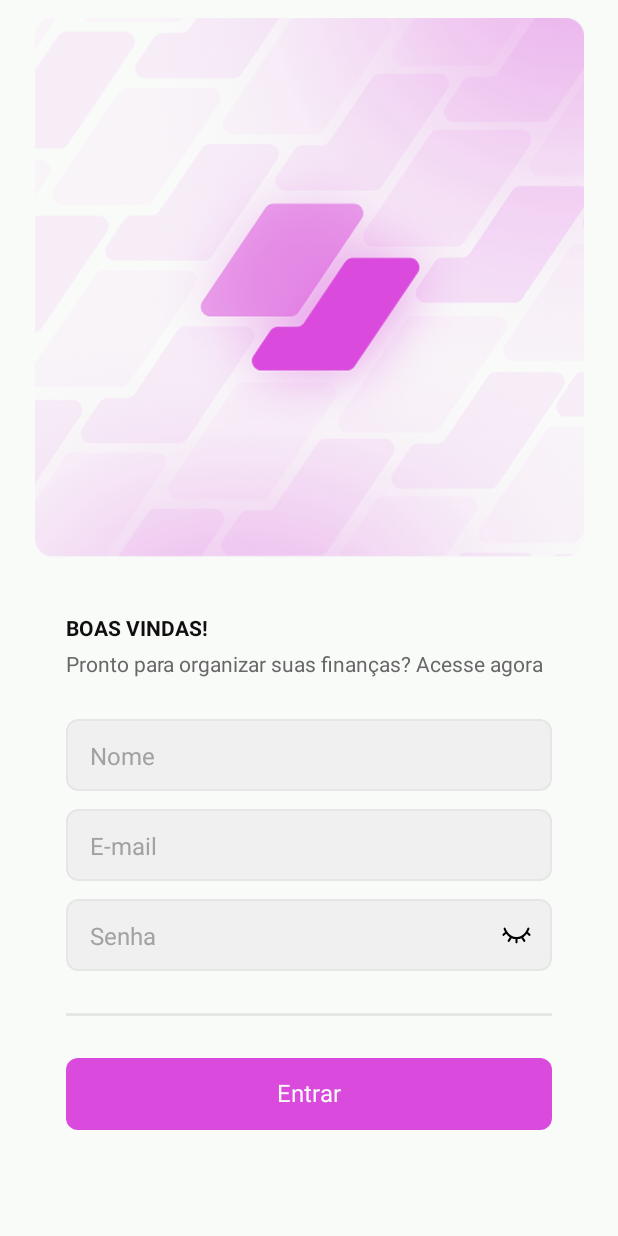
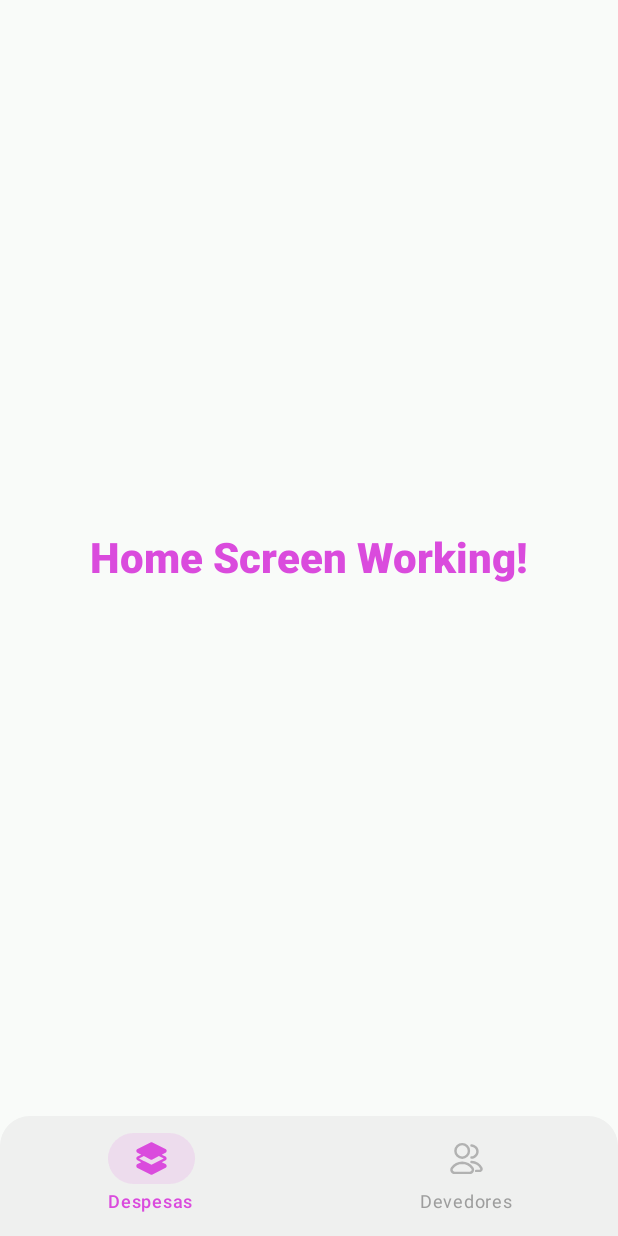
Before and after one commit to Luiz-F3lipe/Finance-Pay, an Android app built with Jetpack Compose: the screen it shows after launch (MainActivity), on a phone screen of 412 x 824 dp. Run offline under Robolectric (Android 15) with nearby library versions, the phone set to English and light mode, and no system bars.

Commit message:
Refactor: apply bottom tabs navigation

```diff
--- /dev/null
+++ b/app/src/main/java/com/luizf3lipe/financepay/screens/debtor/DebtorScreen.kt
@@ -0,0 +1,41 @@
+package com.luizf3lipe.financepay.screens.debtor
+
+import androidx.compose.foundation.background
+import androidx.compose.foundation.layout.Arrangement
+import androidx.compose.foundation.layout.Box
+import androidx.compose.foundation.layout.Column
+import androidx.compose.foundation.layout.fillMaxSize
+import androidx.compose.material3.Text
+import androidx.compose.runtime.Composable
+import androidx.compose.ui.Alignment
+import androidx.compose.ui.Modifier
+import androidx.compose.ui.tooling.preview.Preview
+import com.luizf3lipe.financepay.ui.theme.Gray100
+import com.luizf3lipe.financepay.ui.theme.Gray200
+import com.luizf3lipe.financepay.ui.theme.Primary
+import com.luizf3lipe.financepay.ui.theme.TitleLarge
+
+@Composable
+fun DebtorScreen() {
+    Box(
+        modifier = Modifier.fillMaxSize().background(color = Gray100),
+    ) {
+        Column(
+            modifier = Modifier.fillMaxSize(),
+            verticalArrangement = Arrangement.Center,
+            horizontalAlignment = Alignment.CenterHorizontally,
+        ) {
+            Text(
+                text = "Debtor Screen Working!",
+                style = TitleLarge,
+                color = Primary
+            )
+        }
+    }
+}
+
+@Preview
+@Composable
+private fun DebtorScreenPrev() {
+    DebtorScreen()
+}
--- /dev/null
+++ b/app/src/main/java/com/luizf3lipe/financepay/screens/home/HomeScreen.kt
@@ -0,0 +1,41 @@
+package com.luizf3lipe.financepay.screens.home
+
+import androidx.compose.foundation.background
+import androidx.compose.foundation.layout.Arrangement
+import androidx.compose.foundation.layout.Box
+import androidx.compose.foundation.layout.Column
+import androidx.compose.foundation.layout.fillMaxSize
+import androidx.compose.material3.Text
+import androidx.compose.runtime.Composable
+import androidx.compose.ui.Alignment
+import androidx.compose.ui.Modifier
+import androidx.compose.ui.tooling.preview.Preview
+import com.luizf3lipe.financepay.ui.theme.Gray100
+import com.luizf3lipe.financepay.ui.theme.Gray200
+import com.luizf3lipe.financepay.ui.theme.Primary
+import com.luizf3lipe.financepay.ui.theme.TitleLarge
+
+@Composable
+fun HomeScreen() {
+    Box(
+        modifier = Modifier.fillMaxSize().background(color = Gray100),
+    ) {
+        Column(
+            modifier = Modifier.fillMaxSize(),
+            verticalArrangement = Arrangement.Center,
+            horizontalAlignment = Alignment.CenterHorizontally,
+        ) {
+            Text(
+                text = "Home Screen Working!",
+                style = TitleLarge,
+                color = Primary
+            )
+        }
+    }
+}
+
+@Preview
+@Composable
+private fun HomeScreenPrev() {
+    HomeScreen()
+}
--- a/app/src/main/java/com/luizf3lipe/financepay/screens/login/LoginScreen.kt
+++ b/app/src/main/java/com/luizf3lipe/financepay/screens/login/LoginScreen.kt
@@ -19,12 +19,13 @@ import androidx.compose.runtime.Composable
 import androidx.compose.ui.Alignment
 import androidx.compose.ui.Modifier
 import androidx.compose.ui.res.painterResource
-import androidx.compose.ui.tooling.preview.Preview
 import androidx.compose.ui.unit.dp
+import androidx.navigation.NavController
 import com.luizf3lipe.financepay.R
 import com.luizf3lipe.financepay.components.inputs.InputIconPosition
 import com.luizf3lipe.financepay.components.inputs.InputText
 import com.luizf3lipe.financepay.components.primaryButton.PrimaryButton
+import com.luizf3lipe.financepay.screens.navigation.Screens
 import com.luizf3lipe.financepay.ui.theme.Gray100
 import com.luizf3lipe.financepay.ui.theme.Gray300
 import com.luizf3lipe.financepay.ui.theme.Gray500
@@ -33,7 +34,7 @@ import com.luizf3lipe.financepay.ui.theme.TextSmall
 import com.luizf3lipe.financepay.ui.theme.TitleSmall
 
 @Composable
-fun LoginScreen() {
+fun LoginScreen(navController: NavController) {
     Box(
         modifier = Modifier
             .background(color = Gray100)
@@ -41,7 +42,7 @@ fun LoginScreen() {
             .windowInsetsPadding(WindowInsets.systemBars)
     ) {
         Column(
-            modifier = Modifier.fillMaxSize().padding(12.dp),
+            modifier = Modifier.fillMaxSize().padding(top = 8.dp, bottom = 8.dp, start = 12.dp, end = 12.dp),
             horizontalAlignment = Alignment.CenterHorizontally
         ) {
             Image(
@@ -55,7 +56,7 @@ fun LoginScreen() {
                 modifier = Modifier
                     .fillMaxWidth()
                     .weight(1f)
-                    .padding(top = 40.dp, bottom = 48.dp, start = 32.dp, end = 32.dp),
+                    .padding(top = 40.dp, start = 32.dp, end = 32.dp),
             ) {
                 Text(
                     text = "BOAS VINDAS!",
@@ -88,15 +89,13 @@ fun LoginScreen() {
                 )
                 PrimaryButton(
                     title = "Entrar",
-                    onClick = {}
+                    onClick = {
+                        navController.navigate(Screens.HomeRoot.route) {
+                            popUpTo(Screens.Login.route) { inclusive = true }
+                        }
+                    }
                 )
             }
         }
     }
 }
-
-@Preview
-@Composable
-private fun LoginScreenPrev() {
-    LoginScreen()
-}
--- a/app/src/main/java/com/luizf3lipe/financepay/screens/navigation/AppNavHost.kt
+++ b/app/src/main/java/com/luizf3lipe/financepay/screens/navigation/AppNavHost.kt
@@ -1,19 +1,48 @@
 package com.luizf3lipe.financepay.screens.navigation
 
-import androidx.compose.runtime.Composable
+import androidx.compose.animation.animateColorAsState
+import androidx.compose.animation.core.tween
+import androidx.compose.foundation.Image
+import androidx.compose.foundation.layout.*
+import androidx.compose.foundation.shape.RoundedCornerShape
+import androidx.compose.material3.*
+import androidx.compose.runtime.*
 import androidx.compose.ui.Modifier
+import androidx.compose.ui.draw.clip
+import androidx.compose.ui.graphics.Color
+import androidx.compose.ui.graphics.ColorFilter
+import androidx.compose.ui.res.painterResource
+import androidx.compose.ui.text.font.FontWeight
+import androidx.compose.ui.unit.dp
+import androidx.compose.ui.unit.sp
+import androidx.navigation.NavGraph.Companion.findStartDestination
+import androidx.navigation.NavHostController
 import androidx.navigation.compose.NavHost
 import androidx.navigation.compose.composable
+import androidx.navigation.compose.currentBackStackEntryAsState
 import androidx.navigation.compose.rememberNavController
+import com.luizf3lipe.financepay.screens.debtor.DebtorScreen
+import com.luizf3lipe.financepay.screens.home.HomeScreen
 import com.luizf3lipe.financepay.screens.login.LoginScreen
 import com.luizf3lipe.financepay.screens.splash.SplashScreen
+import com.luizf3lipe.financepay.ui.theme.Gray100
+import com.luizf3lipe.financepay.ui.theme.Gray200
+import com.luizf3lipe.financepay.ui.theme.Primary
+import com.luizf3lipe.financepay.R
+
+// Data class para os itens do bottom nav
+data class BottomNavItem(
+    val route: String,
+    val title: String,
+    val selectedIcon: Int,
+    val unselectedIcon: Int
+)
 
 @Composable
-fun AppNavHost(modifier: Modifier = Modifier) {
-    val navController = rememberNavController()
+fun AppNavHost(navController: NavHostController = rememberNavController()) {
     NavHost(
         navController = navController,
-        startDestination = Screens.Splash.route
+        startDestination = Screens.HomeRoot.route
     ) {
         // Splash Screen
         composable(Screens.Splash.route) {
@@ -21,7 +50,119 @@ fun AppNavHost(modifier: Modifier = Modifier) {
         }
         // Login Screen
         composable(Screens.Login.route) {
-            LoginScreen()
+            LoginScreen(navController)
+        }
+
+        composable(Screens.HomeRoot.route) {
+            ModernBottomNavScaffold()
         }
     }
 }
+
+@Composable
+fun ModernBottomNavScaffold() {
+    val bottomNavController = rememberNavController()
+    val items = listOf(
+        BottomNavItem(
+            route = Screens.Home.route,
+            title = "Despesas",
+            selectedIcon = R.drawable.ic_stack_bold,
+            unselectedIcon = R.drawable.ic_stack
+        ),
+        BottomNavItem(
+            route = Screens.Debtors.route,
+            title = "Devedores",
+            selectedIcon = R.drawable.ic_users,
+            unselectedIcon = R.drawable.ic_users_bold
+        )
+    )
+
+    Scaffold(
+        containerColor = Gray100,
+        bottomBar = {
+            ModernBottomNavigationBar(
+                navController = bottomNavController,
+                items = items
+            )
+        }
+    ) { innerPadding ->
+        NavHost(
+            navController = bottomNavController,
+            startDestination = Screens.Home.route,
+            modifier = Modifier.padding(innerPadding)
+        ) {
+            composable(Screens.Home.route) { HomeScreen() }
+            composable(Screens.Debtors.route) { DebtorScreen() }
+        }
+    }
+}
+
+@Composable
+fun ModernBottomNavigationBar(
+    navController: NavHostController,
+    items: List<BottomNavItem>
+) {
+    val currentRoute = navController.currentBackStackEntryAsState().value?.destination?.route
+
+    NavigationBar(
+        containerColor = Gray200,
+        modifier = Modifier
+            .fillMaxWidth()
+            .clip(RoundedCornerShape(topStart = 20.dp, topEnd = 20.dp)),
+        tonalElevation = 8.dp
+    ) {
+        items.forEach { item ->
+            val isSelected = currentRoute == item.route
+
+            val iconColor by animateColorAsState(
+                targetValue = if (isSelected) Primary else Color.Gray.copy(alpha = 0.6f),
+                animationSpec = tween(300),
+                label = "iconColor"
+            )
+
+            val textColor by animateColorAsState(
+                targetValue = if (isSelected) Primary else Color.Gray.copy(alpha = 0.8f),
+                animationSpec = tween(300),
+                label = "textColor"
+            )
+
+            NavigationBarItem(
+                selected = isSelected,
+                onClick = {
+                    if (currentRoute != item.route) {
+                        navController.navigate(item.route) {
+                            popUpTo(navController.graph.findStartDestination().id) {
+                                saveState = true
+                            }
+                            launchSingleTop = true
+                            restoreState = true
+                        }
+                    }
+                },
+                icon = {
+                    Image(
+                        painter = painterResource(item.selectedIcon),
+                        contentDescription = item.title,
+                        colorFilter = ColorFilter.tint(iconColor),
+                        modifier = Modifier.size(26.dp)
+                    )
+                },
+                label = {
+                    Text(
+                        text = item.title,
+                        color = textColor,
+                        fontSize = 12.sp,
+                        fontWeight = if (isSelected) FontWeight.SemiBold else FontWeight.Normal
+                    )
+                },
+                colors = NavigationBarItemDefaults.colors(
+                    selectedIconColor = Color.Transparent,
+                    unselectedIconColor = Color.Transparent,
+                    selectedTextColor = Color.Transparent,
+                    unselectedTextColor = Color.Transparent,
+                    indicatorColor = Primary.copy(alpha = 0.12f)
+                )
+            )
+        }
+    }
+}
--- a/app/src/main/java/com/luizf3lipe/financepay/screens/navigation/Screens.kt
+++ b/app/src/main/java/com/luizf3lipe/financepay/screens/navigation/Screens.kt
@@ -5,5 +5,6 @@ sealed class Screens(val route: String) {
     object Login : Screens("login")
     object HomeRoot : Screens("homeRoot")
     object Home : Screens("home")
+    object Debtors : Screens("debtors")
     object Reports : Screens("reports")
 }
--- a/app/src/main/java/com/luizf3lipe/financepay/screens/splash/SplashScreen.kt
+++ b/app/src/main/java/com/luizf3lipe/financepay/screens/splash/SplashScreen.kt
@@ -22,13 +22,11 @@ import androidx.compose.runtime.getValue
 import androidx.compose.ui.Alignment
 import androidx.compose.ui.Modifier
 import androidx.compose.ui.res.painterResource
-import androidx.compose.ui.tooling.preview.Preview
 import androidx.compose.ui.unit.dp
 import androidx.navigation.NavController
-import androidx.navigation.compose.rememberNavController
 import com.luizf3lipe.financepay.R
+import com.luizf3lipe.financepay.screens.navigation.Screens
 import com.luizf3lipe.financepay.ui.theme.GradientBlack
-import com.luizf3lipe.financepay.screens.navigation.Screens
 import kotlinx.coroutines.delay
 
 @Composable
@@ -73,9 +71,3 @@ fun AnimatedLogo() {
         modifier = Modifier.offset(y = offsetY.dp)
     )
 }
-
-@Preview
-@Composable
-private fun SplashScreenPrev() {
-    SplashScreen(navController = rememberNavController())
-}
--- /dev/null
+++ b/app/src/main/res/drawable/ic_stack.xml
@@ -0,0 +1,27 @@
+<vector xmlns:android="http://schemas.android.com/apk/res/android"
+    android:width="24dp"
+    android:height="24dp"
+    android:viewportWidth="24"
+    android:viewportHeight="24">
+  <path
+      android:pathData="M20.27,7.796L16.659,9.672L12.268,11.908C12.186,11.954 12.094,11.978 12,11.978C11.906,11.978 11.814,11.954 11.732,11.908L7.341,9.672L3.73,7.796C3.632,7.747 3.549,7.671 3.492,7.577C3.434,7.484 3.404,7.376 3.404,7.266C3.404,7.156 3.434,7.049 3.492,6.955C3.549,6.862 3.632,6.786 3.73,6.736L11.744,2.811C11.823,2.771 11.911,2.75 12,2.75C12.089,2.75 12.177,2.771 12.256,2.811L20.27,6.736C20.368,6.786 20.451,6.862 20.508,6.955C20.566,7.049 20.596,7.156 20.596,7.266C20.596,7.376 20.566,7.484 20.508,7.577C20.451,7.671 20.368,7.747 20.27,7.796Z"
+      android:strokeLineJoin="round"
+      android:strokeWidth="1.5"
+      android:fillColor="#00000000"
+      android:strokeColor="#000000"
+      android:strokeLineCap="round"/>
+  <path
+      android:pathData="M7.341,9.672L3.73,11.396C3.632,11.445 3.55,11.521 3.492,11.614C3.435,11.708 3.404,11.816 3.404,11.925C3.404,12.035 3.435,12.143 3.492,12.236C3.55,12.33 3.632,12.406 3.73,12.455L7.341,14.331L11.732,16.567C11.814,16.613 11.906,16.637 12,16.637C12.094,16.637 12.186,16.613 12.268,16.567L16.659,14.331L20.27,12.455C20.357,12.402 20.429,12.328 20.478,12.239C20.528,12.151 20.554,12.05 20.554,11.949C20.554,11.847 20.528,11.747 20.478,11.658C20.429,11.57 20.357,11.495 20.27,11.442L16.659,9.672"
+      android:strokeLineJoin="round"
+      android:strokeWidth="1.5"
+      android:fillColor="#00000000"
+      android:strokeColor="#000000"
+      android:strokeLineCap="round"/>
+  <path
+      android:pathData="M7.341,14.331L3.73,16.055C3.632,16.104 3.55,16.18 3.492,16.274C3.435,16.367 3.404,16.475 3.404,16.585C3.404,16.695 3.435,16.802 3.492,16.896C3.55,16.989 3.632,17.065 3.73,17.115L11.732,21.18C11.814,21.226 11.906,21.25 12,21.25C12.094,21.25 12.186,21.226 12.268,21.18L20.27,17.115C20.357,17.062 20.429,16.987 20.478,16.899C20.528,16.81 20.554,16.71 20.554,16.608C20.554,16.506 20.528,16.406 20.478,16.318C20.429,16.229 20.357,16.154 20.27,16.101L16.659,14.331"
+      android:strokeLineJoin="round"
+      android:strokeWidth="1.5"
+      android:fillColor="#00000000"
+      android:strokeColor="#000000"
+      android:strokeLineCap="round"/>
+</vector>
--- /dev/null
+++ b/app/src/main/res/drawable/ic_stack_bold.xml
@@ -0,0 +1,9 @@
+<vector xmlns:android="http://schemas.android.com/apk/res/android"
+    android:width="24dp"
+    android:height="24dp"
+    android:viewportWidth="24"
+    android:viewportHeight="24">
+  <path
+      android:pathData="M21.125,12.62C21.236,12.419 21.294,12.194 21.294,11.965C21.294,11.735 21.236,11.51 21.125,11.309C20.992,11.09 20.806,10.908 20.585,10.78L18.305,9.66L20.605,8.48C20.823,8.369 21.007,8.199 21.135,7.99C21.265,7.776 21.335,7.53 21.335,7.28C21.335,7.032 21.265,6.79 21.135,6.58C21.005,6.362 20.814,6.188 20.585,6.08L12.585,2.16C12.401,2.068 12.199,2.02 11.995,2.02C11.79,2.02 11.588,2.068 11.405,2.16L3.405,6.09C3.182,6.204 2.996,6.377 2.865,6.59C2.734,6.8 2.665,7.042 2.665,7.29C2.665,7.537 2.734,7.779 2.865,7.99C2.989,8.204 3.173,8.378 3.395,8.49L5.675,9.66L3.395,10.75C3.175,10.864 2.992,11.037 2.865,11.25C2.734,11.46 2.665,11.702 2.665,11.95C2.665,12.197 2.734,12.439 2.865,12.649C2.989,12.864 3.173,13.038 3.395,13.149L5.675,14.319L3.395,15.41C3.175,15.524 2.992,15.697 2.865,15.91C2.734,16.12 2.665,16.362 2.665,16.61C2.665,16.857 2.734,17.099 2.865,17.309C2.992,17.522 3.175,17.695 3.395,17.809L11.394,21.809C11.586,21.92 11.803,21.979 12.024,21.979C12.239,21.983 12.45,21.927 12.634,21.819L20.695,17.729C20.989,17.547 21.202,17.258 21.289,16.923C21.376,16.588 21.332,16.233 21.165,15.929C21.032,15.71 20.846,15.528 20.625,15.399L18.335,14.28L20.695,13.069C20.87,12.954 21.017,12.8 21.125,12.62ZM11.985,15.88L7.725,13.71L7.535,13.62L4.315,11.96L7.315,10.509L11.315,12.58C11.507,12.687 11.724,12.742 11.945,12.74C12.158,12.746 12.369,12.694 12.555,12.59L16.555,10.519L19.555,11.969L11.985,15.88Z"
+      android:fillColor="#000000"/>
+</vector>
--- /dev/null
+++ b/app/src/main/res/drawable/ic_users.xml
@@ -0,0 +1,34 @@
+<vector xmlns:android="http://schemas.android.com/apk/res/android"
+    android:width="24dp"
+    android:height="24dp"
+    android:viewportWidth="24"
+    android:viewportHeight="24">
+  <path
+      android:pathData="M17.928,19.634H20.066C20.254,19.638 20.44,19.595 20.608,19.511C20.777,19.426 20.922,19.302 21.032,19.149C21.141,18.996 21.212,18.819 21.239,18.632C21.265,18.446 21.246,18.256 21.182,18.079C20.637,16.912 19.774,15.922 18.692,15.224C17.61,14.525 16.353,14.145 15.065,14.128"
+      android:strokeLineJoin="round"
+      android:strokeWidth="1.5"
+      android:fillColor="#00000000"
+      android:strokeColor="#000000"
+      android:strokeLineCap="round"/>
+  <path
+      android:pathData="M15.065,11.37C15.547,11.37 16.023,11.275 16.468,11.091C16.912,10.907 17.316,10.637 17.656,10.297C17.997,9.957 18.267,9.553 18.451,9.108C18.635,8.663 18.73,8.187 18.73,7.706C18.731,7.224 18.637,6.746 18.454,6.3C18.27,5.855 18,5.45 17.66,5.108C17.319,4.767 16.915,4.496 16.47,4.312C16.025,4.127 15.547,4.032 15.065,4.032"
+      android:strokeLineJoin="round"
+      android:strokeWidth="1.5"
+      android:fillColor="#00000000"
+      android:strokeColor="#000000"
+      android:strokeLineCap="round"/>
+  <path
+      android:pathData="M14.025,20.827C14.377,20.826 14.722,20.728 15.022,20.543C15.321,20.359 15.564,20.095 15.723,19.781C15.882,19.467 15.951,19.115 15.923,18.764C15.894,18.413 15.769,18.077 15.561,17.792C14.833,16.825 13.895,16.034 12.817,15.481C11.74,14.927 10.551,14.624 9.34,14.596C8.128,14.624 6.939,14.927 5.862,15.481C4.784,16.034 3.846,16.825 3.118,17.792C2.91,18.077 2.785,18.413 2.756,18.764C2.728,19.115 2.797,19.467 2.956,19.781C3.115,20.095 3.358,20.359 3.657,20.543C3.957,20.728 4.302,20.826 4.654,20.827H14.025Z"
+      android:strokeLineJoin="round"
+      android:strokeWidth="1.5"
+      android:fillColor="#00000000"
+      android:strokeColor="#000000"
+      android:strokeLineCap="round"/>
+  <path
+      android:pathData="M9.34,11.485C10.441,11.482 11.497,11.043 12.275,10.263C13.054,9.483 13.491,8.426 13.491,7.324C13.491,6.223 13.053,5.167 12.275,4.389C11.496,3.61 10.441,3.173 9.34,3.173C8.239,3.173 7.183,3.61 6.404,4.389C5.626,5.167 5.188,6.223 5.188,7.324C5.188,8.426 5.625,9.483 6.404,10.263C7.182,11.043 8.238,11.482 9.34,11.485Z"
+      android:strokeLineJoin="round"
+      android:strokeWidth="1.5"
+      android:fillColor="#00000000"
+      android:strokeColor="#000000"
+      android:strokeLineCap="round"/>
+</vector>
--- /dev/null
+++ b/app/src/main/res/drawable/ic_users_bold.xml
@@ -0,0 +1,18 @@
+<vector xmlns:android="http://schemas.android.com/apk/res/android"
+    android:width="24dp"
+    android:height="24dp"
+    android:viewportWidth="24"
+    android:viewportHeight="24">
+  <path
+      android:pathData="M21.987,18.73C21.941,19.036 21.824,19.327 21.647,19.58C21.47,19.829 21.236,20.031 20.965,20.171C20.693,20.31 20.392,20.382 20.086,20.38H18.436C18.319,20.38 18.203,20.351 18.098,20.298C17.994,20.244 17.904,20.166 17.836,20.07C17.767,19.975 17.721,19.864 17.702,19.748C17.683,19.632 17.691,19.513 17.726,19.4C18.096,18.22 18.016,16.89 14.665,14.76C14.528,14.67 14.424,14.54 14.366,14.387C14.309,14.234 14.301,14.067 14.345,13.91C14.392,13.755 14.487,13.619 14.616,13.522C14.746,13.425 14.903,13.372 15.065,13.37C16.495,13.39 17.891,13.812 19.092,14.589C20.294,15.365 21.252,16.464 21.857,17.76C21.98,18.068 22.025,18.401 21.987,18.73Z"
+      android:fillColor="#000000"/>
+  <path
+      android:pathData="M19.486,7.7C19.485,8.28 19.369,8.854 19.146,9.39C18.694,10.469 17.835,11.328 16.755,11.78C16.219,12.002 15.645,12.117 15.065,12.12C14.934,12.118 14.805,12.081 14.692,12.015C14.579,11.948 14.485,11.853 14.42,11.739C14.354,11.625 14.319,11.497 14.318,11.365C14.318,11.234 14.351,11.105 14.415,10.99C15.027,10.011 15.351,8.88 15.351,7.725C15.351,6.57 15.027,5.439 14.415,4.46C14.336,4.348 14.29,4.217 14.281,4.08C14.272,3.944 14.3,3.807 14.363,3.686C14.426,3.564 14.521,3.462 14.637,3.391C14.754,3.319 14.888,3.281 15.025,3.28C15.606,3.278 16.181,3.394 16.715,3.62C17.26,3.849 17.751,4.19 18.156,4.62C18.978,5.451 19.442,6.571 19.446,7.74L19.486,7.7Z"
+      android:fillColor="#000000"/>
+  <path
+      android:pathData="M16.675,18.7C16.716,19.19 16.619,19.681 16.397,20.119C16.174,20.557 15.834,20.924 15.415,21.18C14.997,21.437 14.515,21.572 14.025,21.57H4.652C4.161,21.572 3.679,21.437 3.261,21.18C2.841,20.925 2.502,20.558 2.28,20.119C2.059,19.681 1.966,19.189 2.011,18.7C2.048,18.212 2.222,17.744 2.511,17.35C3.308,16.289 4.335,15.422 5.515,14.814C6.694,14.206 7.996,13.873 9.323,13.84C10.655,13.866 11.963,14.195 13.148,14.801C14.333,15.408 15.365,16.276 16.165,17.34C16.456,17.738 16.633,18.209 16.675,18.7Z"
+      android:fillColor="#000000"/>
+  <path
+      android:pathData="M14.245,7.32C14.242,8.62 13.725,9.865 12.807,10.785C11.888,11.705 10.643,12.225 9.343,12.23C8.375,12.228 7.428,11.939 6.624,11.4C5.819,10.861 5.193,10.095 4.823,9.201C4.453,8.306 4.357,7.321 4.546,6.372C4.736,5.422 5.203,4.55 5.887,3.865C6.572,3.181 7.445,2.714 8.395,2.525C9.344,2.335 10.329,2.431 11.224,2.801C12.12,3.171 12.885,3.797 13.425,4.601C13.964,5.406 14.253,6.352 14.255,7.32H14.245Z"
+      android:fillColor="#000000"/>
+</vector>
```
